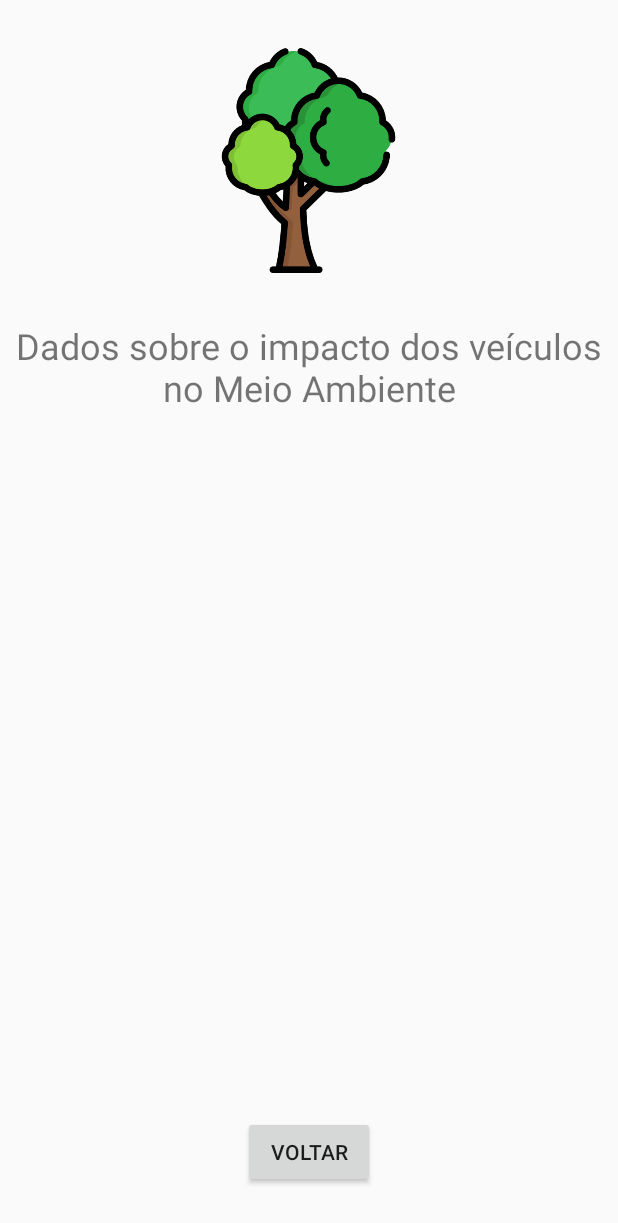
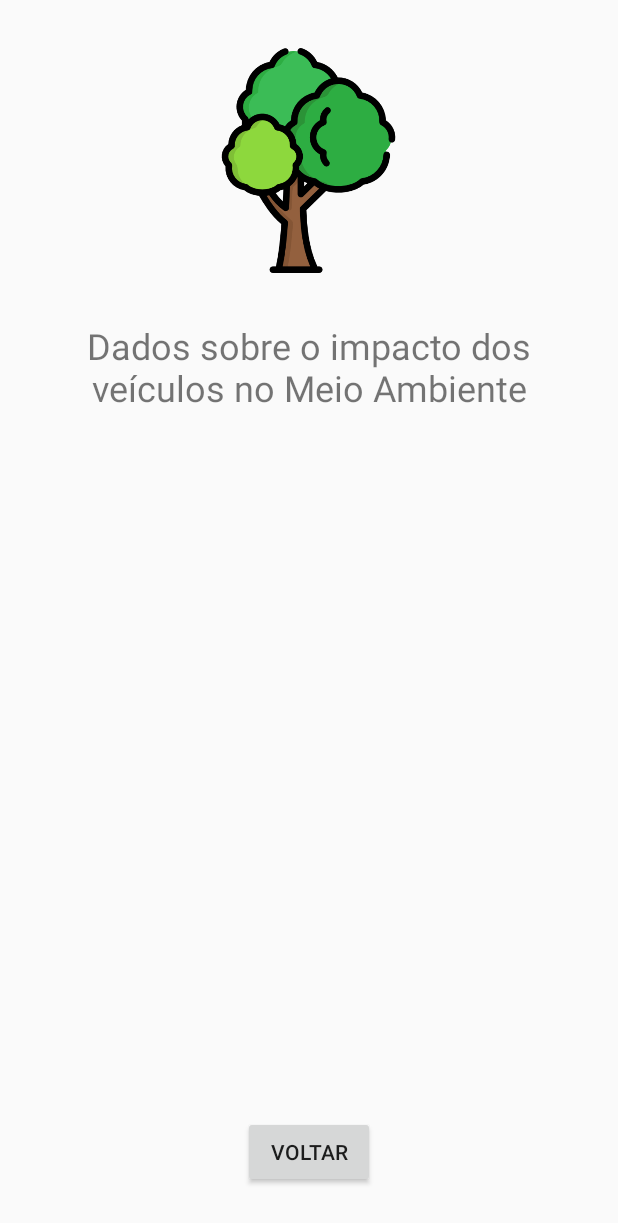
Before and after one commit to rst-tec/VaiDePatinete, an Android app: the AmbienteActivity screen opened directly, with no data from a screen before it, on a phone screen of 412 x 824 dp. Shown: the top 1223 px of the screen. Run offline under Robolectric (Android 15) with nearby library versions, the light colour scheme and no system bars.

Commit message:
Espaçamento de textos
Espaçamento de textos

```diff
--- a/app/src/main/res/layout/activity_ambiente.xml
+++ b/app/src/main/res/layout/activity_ambiente.xml
@@ -19,9 +19,11 @@
 
     <TextView
         android:id="@+id/textView"
-        android:layout_width="wrap_content"
+        android:layout_width="0dp"
         android:layout_height="wrap_content"
+        android:layout_marginStart="16dp"
         android:layout_marginTop="32dp"
+        android:layout_marginEnd="16dp"
         android:gravity="center_horizontal"
         android:text="Dados sobre o impacto dos veículos no Meio Ambiente"
         android:textSize="24sp"
--- a/app/src/main/res/layout/activity_combustao.xml
+++ b/app/src/main/res/layout/activity_combustao.xml
@@ -20,9 +20,11 @@
 
     <TextView
         android:id="@+id/textView"
-        android:layout_width="wrap_content"
+        android:layout_width="0dp"
         android:layout_height="wrap_content"
+        android:layout_marginStart="16dp"
         android:layout_marginTop="32dp"
+        android:layout_marginEnd="16dp"
         android:gravity="center_horizontal"
         android:text="Dados sobre veículos Combustão"
         android:textSize="24sp"
--- a/app/src/main/res/layout/activity_eletricos.xml
+++ b/app/src/main/res/layout/activity_eletricos.xml
@@ -19,9 +19,11 @@
 
     <TextView
         android:id="@+id/textView"
-        android:layout_width="wrap_content"
+        android:layout_width="0dp"
         android:layout_height="wrap_content"
+        android:layout_marginStart="16dp"
         android:layout_marginTop="32dp"
+        android:layout_marginEnd="16dp"
         android:gravity="center_horizontal"
         android:text="Dados sobre veículos Elétricos"
         android:textSize="24sp"
```
